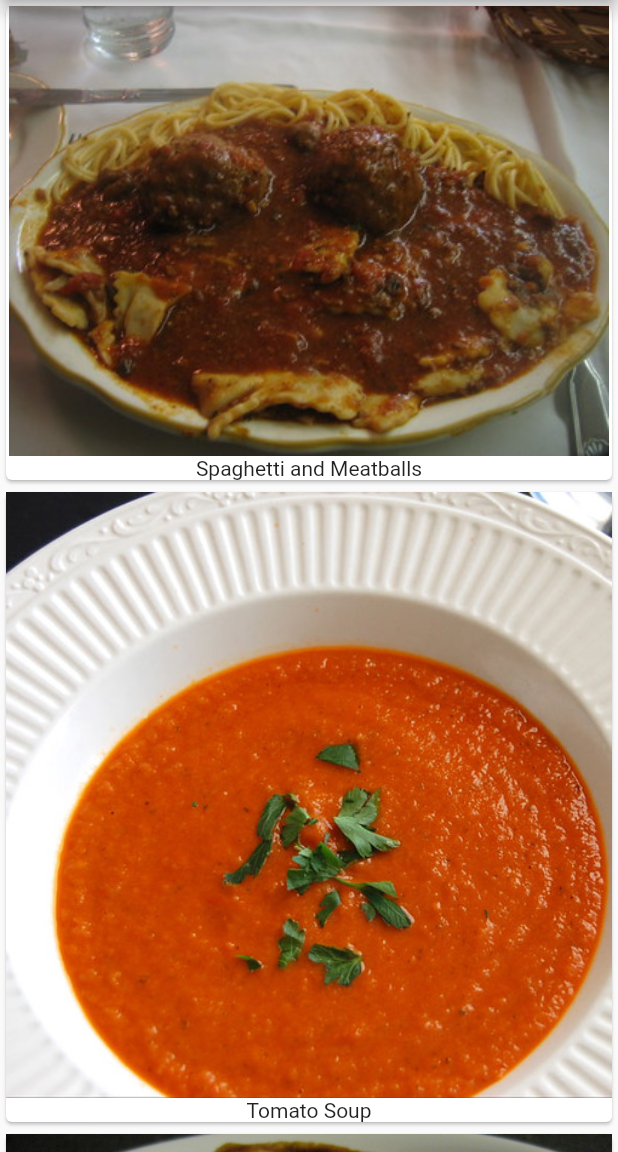
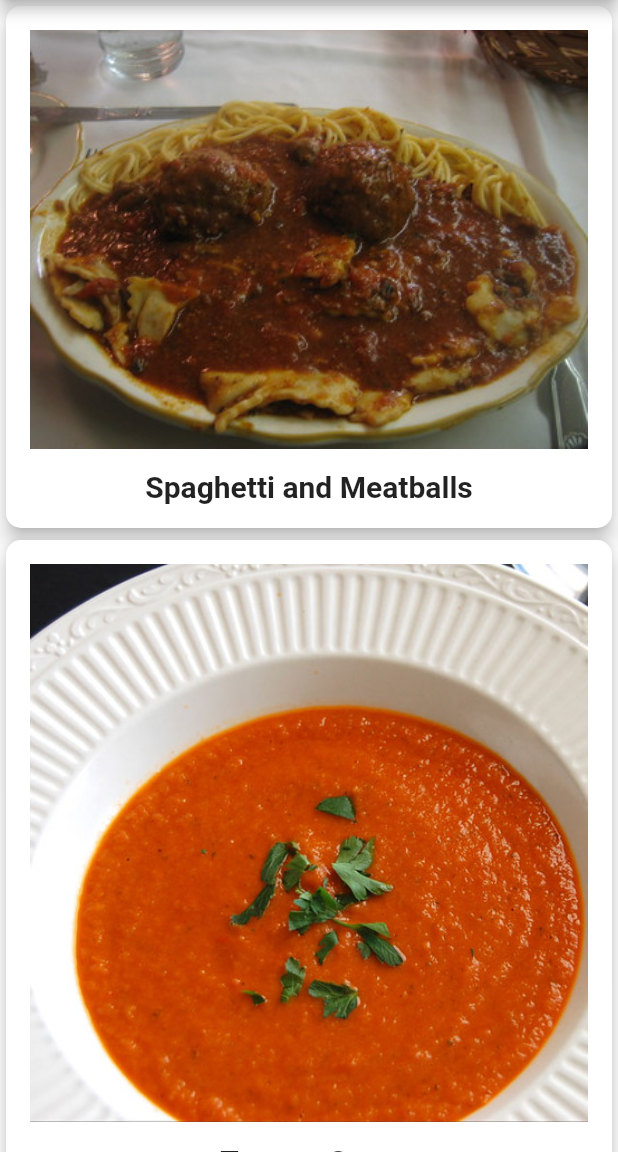
Before and after one commit to vinaytiparadi/flutter_recipes_01, a Flutter app: the screen it shows after launch, on a phone screen of 412 x 824 dp, the part 84-1236 px from its top. Run offline on Flutter 3.47's test engine with Material 2 defaults, Android fonts, the phone set to English and light mode, and no system bars; Roboto replaces fonts that are missing (Palatino).

Commit message:
style card widget

```diff
--- a/lib/main.dart
+++ b/lib/main.dart
@@ -76,17 +76,34 @@ class _MyHomePageState extends State<MyHomePage> {
   }
 
   Widget buildRecipeCard(Recipe recipe) {
-    // 1
     return Card(
+      // 1
+      elevation: 5.0,
       // 2
-      child: Column(
-        // 3
-        children: <Widget>[
-          // 4
-          Image(image: AssetImage(recipe.imageUrl)),
-          // 5
-          Text(recipe.label),
-        ],
+      shape: RoundedRectangleBorder(
+          borderRadius: BorderRadius.circular(10.0)),
+      // 3
+      child: Padding(
+        padding: const EdgeInsets.all(16.0),
+        // 4
+        child: Column(
+          children: <Widget>[
+            Image(image: AssetImage(recipe.imageUrl)),
+            // 5
+            const SizedBox(
+              height: 14.0,
+            ),
+            // 6
+            Text(
+              recipe.label,
+              style: const TextStyle(
+                fontSize: 20.0,
+                fontWeight: FontWeight.w700,
+                fontFamily: 'Palatino',
+              ),
+            )
+          ],
+        ),
       ),
     );
   }
```
